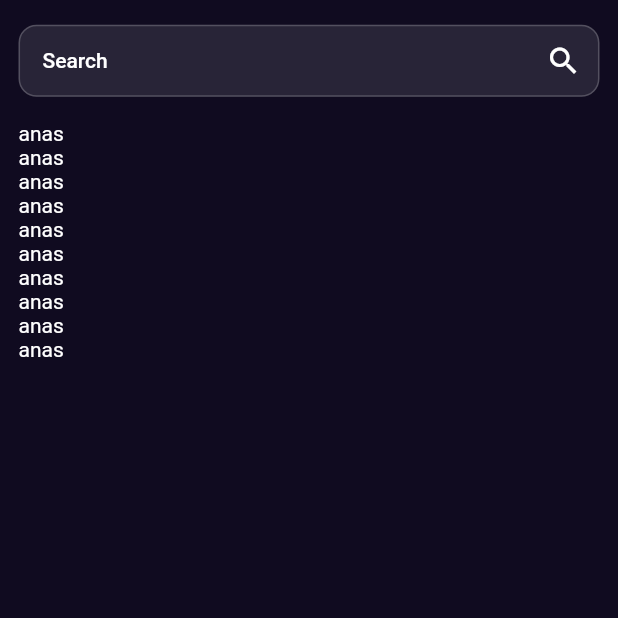
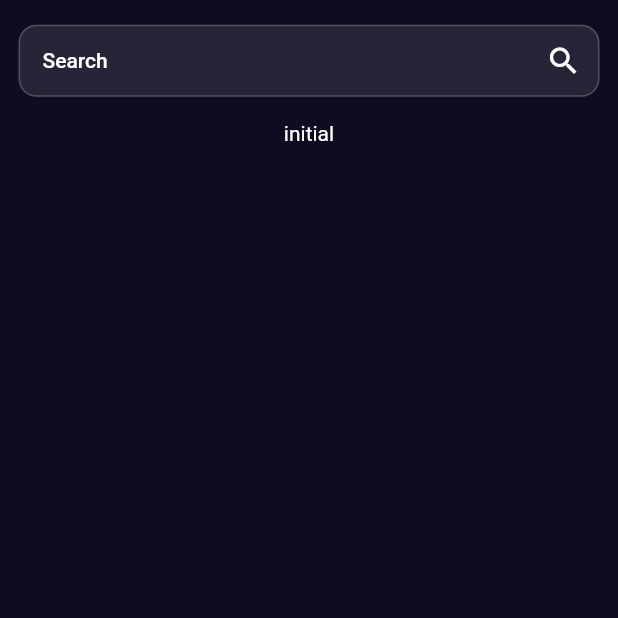
Before and after one commit to Anas-Nabih/Bookly, a Flutter app: the screen it shows after launch, after a tap on an icon or button, on a phone screen of 412 x 824 dp, the top half of it. Run offline on Flutter 3.47's test engine with Material 2 defaults, Android fonts, the phone set to English and light mode, and no system bars; our stand-ins replace bloc, cached_network_image, dartz, dio, flutter_bloc, flutter_svg and 4 more; network calls fail.

Commit message:
create search cubit and search repo

```diff
--- a/lib/core/utils/service_locator.dart
+++ b/lib/core/utils/service_locator.dart
@@ -1,5 +1,6 @@
 import 'package:bookShelf/core/api_services.dart';
 import 'package:bookShelf/features/home/data/repo/home_repo_implementation.dart';
+import 'package:bookShelf/features/search/repo/search_repo_implementation.dart';
 import 'package:dio/dio.dart';
 import 'package:get_it/get_it.dart';
 
@@ -8,5 +9,6 @@ final getItInstance = GetIt.instance;
 void setupServiceLocator(){
   getItInstance.registerSingleton<ApiServices>(ApiServices(Dio()));
   getItInstance.registerSingleton<HomeRepoImpl>(HomeRepoImpl(apiServices: getItInstance.get<ApiServices>()));
+  getItInstance.registerSingleton<SearchRepoImpl>(SearchRepoImpl(apiServices: getItInstance.get<ApiServices>()));
 
 }
--- /dev/null
+++ b/lib/features/search/presentation/manager/search_cubit/search_cubit.dart
@@ -0,0 +1,24 @@
+import 'package:bloc/bloc.dart';
+import 'package:bookShelf/features/home/data/models/book_model.dart';
+import 'package:bookShelf/features/search/repo/search_repo.dart';
+ import 'package:meta/meta.dart';
+
+part 'search_state.dart';
+
+class SearchCubit extends Cubit<SearchState> {
+  final SearchRepo _searchRepo;
+
+  SearchCubit(this._searchRepo) : super(SearchInitial());
+
+  Future getSearchBooks({required String keyWord}) async {
+    emit(SearchLoading());
+
+    var data = await _searchRepo.fetchSearchBooks(keyWord: keyWord);
+
+    data.fold((failure) {
+      emit(SearchFailure(errorMSG: failure.errorMSG));
+    }, (books) {
+      emit(SearchSuccess(books: books));
+    });
+  }
+}
--- /dev/null
+++ b/lib/features/search/presentation/manager/search_cubit/search_state.dart
@@ -0,0 +1,17 @@
+part of 'search_cubit.dart';
+
+@immutable
+abstract class SearchState {
+  const SearchState();
+}
+
+class SearchInitial extends SearchState {}
+class SearchLoading extends SearchState {}
+class SearchSuccess extends SearchState {
+  final List<BookModel> books;
+  const SearchSuccess({required this.books});
+}
+class SearchFailure extends SearchState {
+  final String errorMSG;
+  const SearchFailure({required this.errorMSG});
+}
--- a/lib/features/search/presentation/widgets/custom_text_field.dart
+++ b/lib/features/search/presentation/widgets/custom_text_field.dart
@@ -1,4 +1,6 @@
+import 'package:bookShelf/features/search/presentation/manager/search_cubit/search_cubit.dart';
 import 'package:flutter/material.dart';
+import 'package:flutter_bloc/flutter_bloc.dart';
 
 class CustomTextField extends StatelessWidget {
   const CustomTextField({Key? key}) : super(key: key);
@@ -6,6 +8,8 @@ class CustomTextField extends StatelessWidget {
   @override
   Widget build(BuildContext context) {
     return TextField(
+      onSubmitted: (val)=>
+      BlocProvider.of<SearchCubit>(context).getSearchBooks(keyWord: val),
       decoration: InputDecoration(
         border: buildTextFieldBorder(),
         filled: true,
--- /dev/null
+++ b/lib/features/search/presentation/widgets/search_list_view.dart
@@ -0,0 +1,33 @@
+import 'package:bookShelf/core/widgets/custom_error.dart';
+import 'package:bookShelf/features/home/presentation/views/widgets/best_seller_item.dart';
+import 'package:bookShelf/features/search/presentation/manager/search_cubit/search_cubit.dart';
+import 'package:flutter/material.dart';
+import 'package:flutter_bloc/flutter_bloc.dart';
+
+
+class SearchListView extends StatelessWidget {
+  const SearchListView({
+    Key? key,
+  }) : super(key: key);
+
+  @override
+  Widget build(BuildContext context) {
+    return BlocBuilder<SearchCubit,SearchState>(
+      builder: (context, state) {
+        if(state is SearchSuccess){
+          return Expanded(
+              child: ListView.builder(
+                itemCount: state.books.length,
+                 itemBuilder: (context, index) => BookItem(book: state.books[index]),
+              ));
+        }else if(state is SearchFailure){
+          return CustomErrorMSG(errorMSG: state.errorMSG);
+        }else if(state is SearchInitial){
+          return Text("initial");
+        }else{
+          return CircularProgressIndicator();
+        }
+      },
+    );
+  }
+}
--- a/lib/features/search/presentation/widgets/search_view_body.dart
+++ b/lib/features/search/presentation/widgets/search_view_body.dart
@@ -1,7 +1,11 @@
 import 'package:bookShelf/core/constants.dart';
-import 'package:bookShelf/features/home/presentation/views/widgets/best_seller_item.dart';
+import 'package:bookShelf/core/utils/service_locator.dart';
+import 'package:bookShelf/features/search/presentation/manager/search_cubit/search_cubit.dart';
  import 'package:bookShelf/features/search/presentation/widgets/custom_text_field.dart';
+import 'package:bookShelf/features/search/presentation/widgets/search_list_view.dart';
+ import 'package:bookShelf/features/search/repo/search_repo_implementation.dart';
 import 'package:flutter/material.dart';
+import 'package:flutter_bloc/flutter_bloc.dart';
 import 'package:sizer/sizer.dart';
 
 class SearchViewBody extends StatelessWidget {
@@ -9,7 +13,9 @@ class SearchViewBody extends StatelessWidget {
 
   @override
   Widget build(BuildContext context) {
-    return Padding(
+    return BlocProvider(
+      create: (context) => SearchCubit(getItInstance.get<SearchRepoImpl>()),
+      child: Padding(
         padding: EdgeInsets.symmetric(
             horizontal: Const.horizontalPadding, vertical: Const.verticalPadding),
         child: Column(
@@ -18,13 +24,9 @@ class SearchViewBody extends StatelessWidget {
             SizedBox(
               height: 2.h,
             ),
-          Expanded(
-              child: ListView.builder(
-            itemCount: 10,
-            itemBuilder: (context, index) => Text("anas"),
-            // itemBuilder: (context, index) => const BookItem(),
-          ))
+            const SearchListView()
           ],
+        ),
       ),
     );
   }
--- /dev/null
+++ b/lib/features/search/repo/search_repo.dart
@@ -0,0 +1,7 @@
+import 'package:bookShelf/core/error/error_handling.dart';
+import 'package:bookShelf/features/home/data/models/book_model.dart';
+import 'package:dartz/dartz.dart';
+
+abstract class SearchRepo{
+  Future<Either<ErrorHandling,List<BookModel>>> fetchSearchBooks({required String keyWord});
+}
```
Also changed, not shown: lib/features/search/repo/search_repo_implementation.dart (added, +33 -0 lines). Lines whose indentation alone changed are shown as unchanged.
